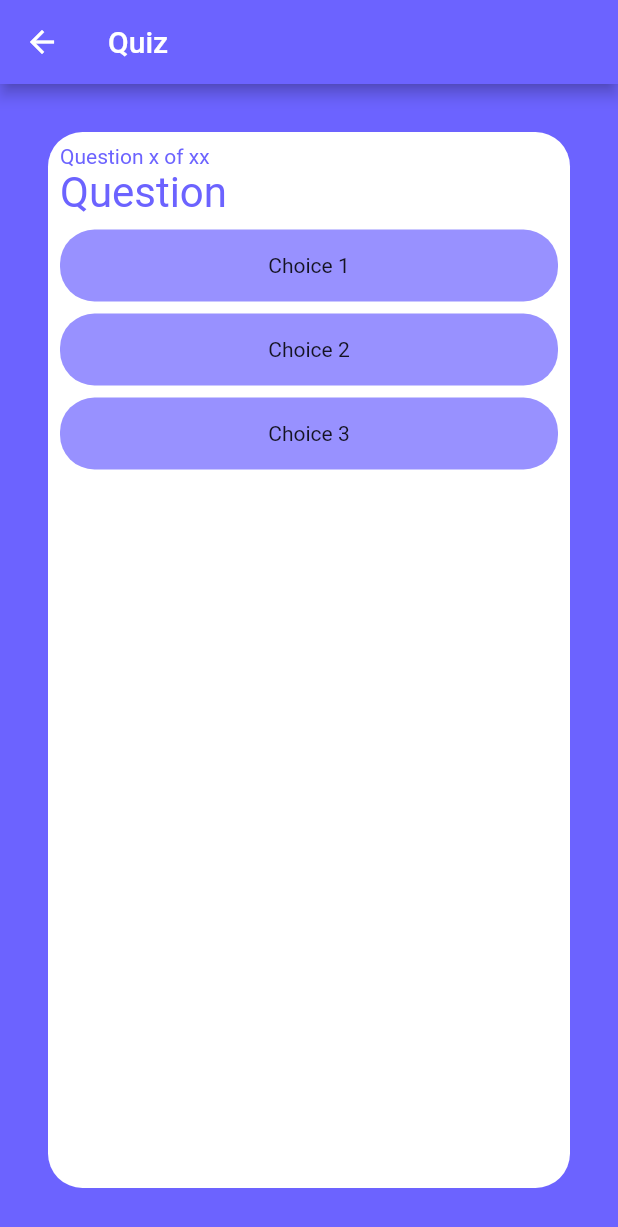
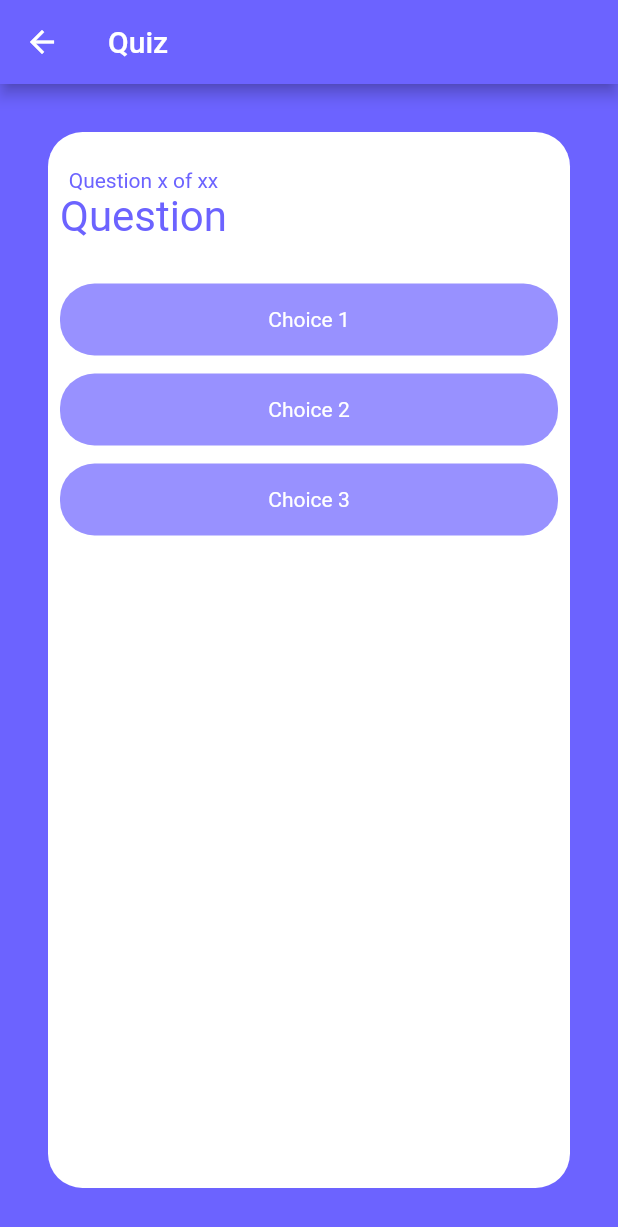
Before and after one commit to Anyastasia/lms_app, a Flutter app: the QuizScreen screen opened directly, after a tap on "Take Quiz", on a phone screen of 412 x 824 dp. Shown: the top 1227 px of the screen. Run offline on Flutter 3.47's test engine with Material 2 defaults, Android fonts, the phone set to English and light mode, and no system bars.

Commit message:
fixed text layout

```diff
--- a/lib/quiz.dart
+++ b/lib/quiz.dart
@@ -11,6 +11,11 @@ class QuizScreen extends StatefulWidget {
 }
 
 class _QuizScreenState extends State<QuizScreen> {
+  final takenCourses = {
+    "C++",
+    "Python",
+    "Flutter"
+  };
   @override
   Widget build(BuildContext context) {
     return (Scaffold(
@@ -51,8 +56,8 @@ class _QuizScreenState extends State<QuizScreen> {
                     Padding(
                       padding: EdgeInsets.symmetric(vertical: 8),
                       child: Quiz(
-                        image: 'images/cpp.png',
-                        language: 'C++',
+                        image: 'images/python.png',
+                        language: 'Python',
                         buttonText: 'Take Quiz',
                       ),
                     ),
--- a/lib/quiz/question.dart
+++ b/lib/quiz/question.dart
@@ -51,7 +51,11 @@ class _QuestionState extends State<Question> {
           borderRadius: BorderRadius.circular(widget.borderRadius),
         ),
         padding: const EdgeInsets.symmetric(vertical: 16),
-        child: Center(child: Text(widget.text)),
+        child: Center(
+            child: Text(
+          widget.text,
+          style: TextStyle(color: widget.foregroundColor),
+        )),
       ),
     );
   }
--- a/lib/quiz/question_card.dart
+++ b/lib/quiz/question_card.dart
@@ -17,24 +17,31 @@ class QuestionCard extends StatelessWidget {
       child: Column(
         crossAxisAlignment: CrossAxisAlignment.start,
         children: [
-          const Text(
+          Padding(
+            padding: const EdgeInsets.symmetric(vertical: 16),
+            child: Column(
+              children: const [
+                Text(
                   'Question x of xx',
                   style: TextStyle(color: fontColor),
                 ),
-          const Text(
+                Text(
                   'Question',
                   textScaleFactor: 2,
                   style: TextStyle(color: fontColor),
                 ),
+              ],
+            ),
+          ),
           Column(
             children: const [
-              SizedBox(height: 8),
+              SizedBox(height: 12),
               Question(text: 'Choice 1'),
-              SizedBox(height: 8),
+              SizedBox(height: 12),
               Question(text: 'Choice 2'),
-              SizedBox(height: 8),
+              SizedBox(height: 12),
               Question(text: 'Choice 3'),
-              SizedBox(height: 8),
+              SizedBox(height: 12),
             ],
           )
         ],
```
Lines whose indentation alone changed are shown as unchanged.
